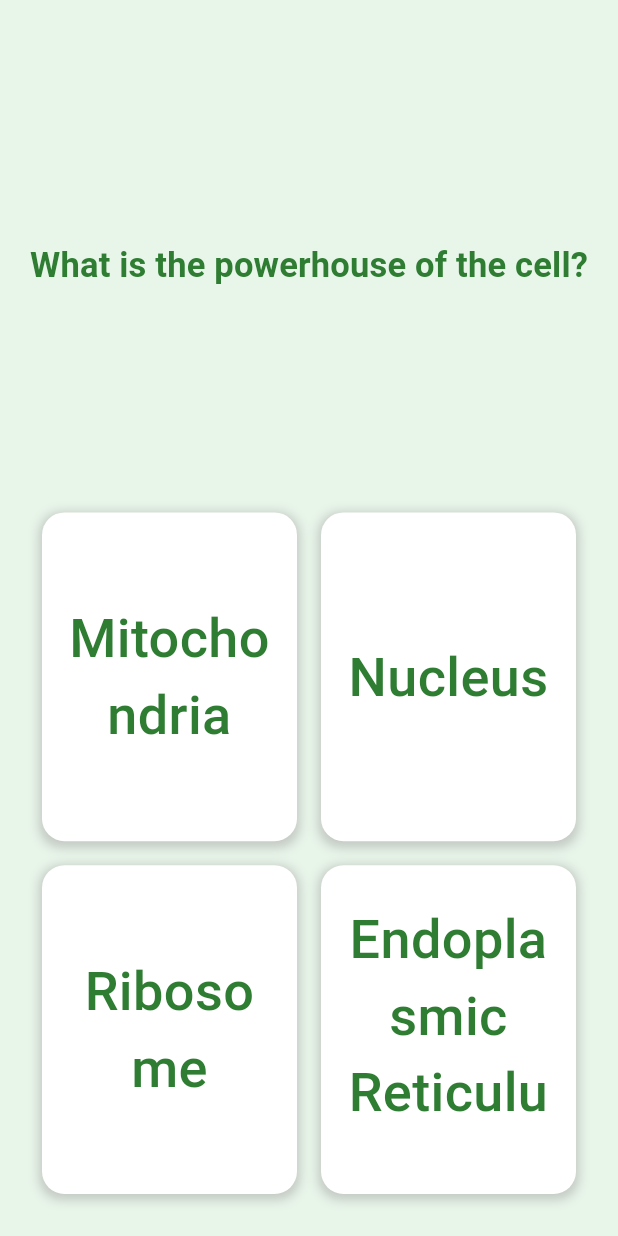
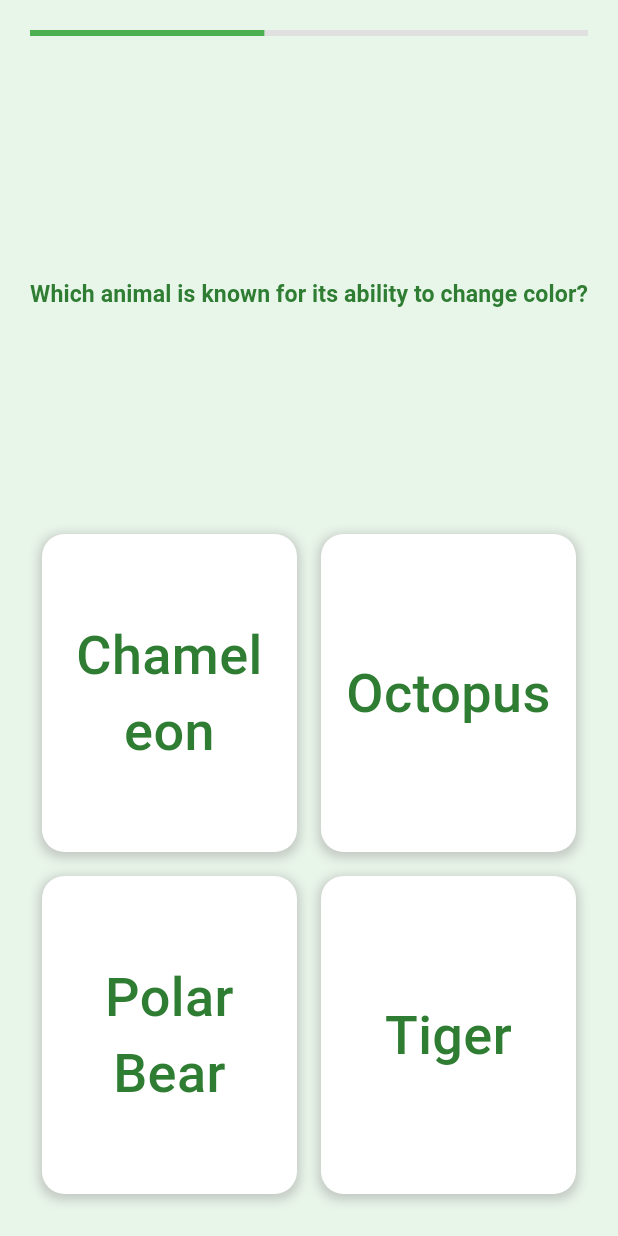
Before and after one commit to kpdavid3/randomizer-app, a Flutter app: the screen it shows after launch, on a phone screen of 412 x 824 dp. Run offline on Flutter 3.47's test engine with Material 3 defaults, Android fonts, the phone set to English and light mode, and no system bars.

Commit message:
feat: Implement random question selection and countdown timer
Added the Question class to structure quiz data. The randomizer selects questions based on difficulty, and the timer handles question progression.

```diff
--- a/lib/main.dart
+++ b/lib/main.dart
@@ -1,8 +1,75 @@
 import 'package:flutter/material.dart';
+import 'dart:async';
 
 void main() {
   runApp(MyApp());
 }
+
+class Question {
+  final String questionText;
+  final List<String> choices;
+  final String answer;
+
+  Question({
+    required this.questionText,
+    required this.choices,
+    required this.answer,
+  });
+}
+
+List<Question> easyQuestions = [
+  Question(
+    questionText: "What is the largest mammal in the world?",
+    choices: ["Elephant", "Blue Whale", "Giraffe", "Rhino"],
+    answer: "Blue Whale",
+  ),
+  Question(
+    questionText: "What do bees collect and use to create honey?",
+    choices: ["Pollen", "Dust", "Leaves", "Bark"],
+    answer: "Pollen",
+  ),
+  Question(
+    questionText: "Which animal is known for its ability to change color?",
+    choices: ["Chameleon", "Octopus", "Polar Bear", "Tiger"],
+    answer: "Chameleon",
+  ),
+];
+
+List<Question> averageQuestions = [
+  Question(
+    questionText: "Which bird is known for its impressive mimicry of sounds?",
+    choices: ["Parrot", "Eagle", "Lyrebird", "Sparrow"],
+    answer: "Lyrebird",
+  ),
+  Question(
+    questionText: "What is the primary diet of a carnivorous animal?",
+    choices: ["Plants", "Fruits", "Meat", "Seeds"],
+    answer: "Meat",
+  ),
+  Question(
+    questionText: "Which animal has a pouch for carrying its babies?",
+    choices: ["Kangaroo", "Elephant", "Lion", "Penguin"],
+    answer: "Kangaroo",
+  ),
+];
+
+List<Question> difficultQuestions = [
+  Question(
+    questionText: "What is the process called where birds migrate at night?",
+    choices: ["Nocturnal migration", "Diurnal migration", "Transmigration", "Intermigration"],
+    answer: "Nocturnal migration",
+  ),
+  Question(
+    questionText: "Which animal has the longest gestation period?",
+    choices: ["Elephant", "Whale", "Rhinoceros", "Giraffe"],
+    answer: "Elephant",
+  ),
+  Question(
+    questionText: "What is a group of lions called?",
+    choices: ["Pack", "Herd", "Pride", "School"],
+    answer: "Pride",
+  ),
+];
 
 class MyApp extends StatelessWidget {
   @override
@@ -16,7 +83,53 @@ class MyApp extends StatelessWidget {
   }
 }
 
-class QuizPage extends StatelessWidget {
+class QuizPage extends StatefulWidget {
+  @override
+  _QuizPageState createState() => _QuizPageState();
+}
+
+class _QuizPageState extends State<QuizPage> {
+  late List<Question> allQuestions;
+  late Question currentQuestion;
+  Timer? timer;
+  double timerProgress = 1.0;
+
+  @override
+  void initState() {
+    super.initState();
+    easyQuestions.shuffle();
+    averageQuestions.shuffle();
+    difficultQuestions.shuffle();
+    allQuestions = []..addAll(easyQuestions)..addAll(averageQuestions)..addAll(difficultQuestions);
+    currentQuestion = allQuestions.removeAt(0);
+    startTimer();
+  }
+
+  void startTimer() {
+    timerProgress = 1.0;
+    timer = Timer.periodic(Duration(milliseconds: 50), (Timer t) {
+      setState(() {
+        timerProgress -= 0.01;
+        if (timerProgress <= 0) {
+          t.cancel();
+          if (allQuestions.isNotEmpty) {
+            currentQuestion = allQuestions.removeAt(0);
+            startTimer();
+          } else {
+            // Quiz finished
+            // Implement what happens when the quiz is finished
+          }
+        }
+      });
+    });
+  }
+
+  @override
+  void dispose() {
+    timer?.cancel();
+    super.dispose();
+  }
+
   @override
   Widget build(BuildContext context) {
     return Scaffold(
@@ -26,13 +139,19 @@ class QuizPage extends StatelessWidget {
         child: Column(
           mainAxisAlignment: MainAxisAlignment.center,
           children: <Widget>[
+            LinearProgressIndicator(
+              value: timerProgress,
+              backgroundColor: Colors.grey[300],
+              valueColor: AlwaysStoppedAnimation<Color>(Colors.green),
+            ),
+            SizedBox(height: 20), // Space between progress bar and question
             Expanded(
               flex: 2,
               child: Center(
                 child: FittedBox(
                   fit: BoxFit.fitWidth,
                   child: Text(
-                    'What is the powerhouse of the cell?',
+                    currentQuestion.questionText,
                     style: TextStyle(
                       fontSize: 48.0,
                       fontWeight: FontWeight.bold,
@@ -52,8 +171,8 @@ class QuizPage extends StatelessWidget {
                     child: Row(
                       mainAxisAlignment: MainAxisAlignment.spaceEvenly,
                       children: [
-                        Expanded(child: buildChoiceBox('Mitochondria')),
-                        Expanded(child: buildChoiceBox('Nucleus')),
+                        Expanded(child: buildChoiceBox(currentQuestion.choices[0])),
+                        Expanded(child: buildChoiceBox(currentQuestion.choices[1])),
                       ],
                     ),
                   ),
@@ -61,20 +180,20 @@ class QuizPage extends StatelessWidget {
                     child: Row(
                       mainAxisAlignment: MainAxisAlignment.spaceEvenly,
                       children: [
-                        Expanded(child: buildChoiceBox('Ribosome')),
-                        Expanded(child: buildChoiceBox('Endoplasmic Reticulum')),
+                        Expanded(child: buildChoiceBox(currentQuestion.choices[2])),
+                        Expanded(child: buildChoiceBox(currentQuestion.choices[3])),
                       ],
                     ),
                   ),
                 ],
               ),
+
             ),
           ],
         ),
       ),
     );
   }
-
   Widget buildChoiceBox(String text) {
     return Container(
       margin: EdgeInsets.all(8.0),
--- a/pubspec.yaml
+++ b/pubspec.yaml
@@ -36,6 +36,7 @@ dependencies:
   # Use with the CupertinoIcons class for iOS style icons.
   cupertino_icons: ^1.0.2
   auto_size_text: ^3.0.0
+  excel: ^2.0.0
 
 dev_dependencies:
   flutter_test:
```
Also changed, not shown: pubspec.lock, 1 other file.
